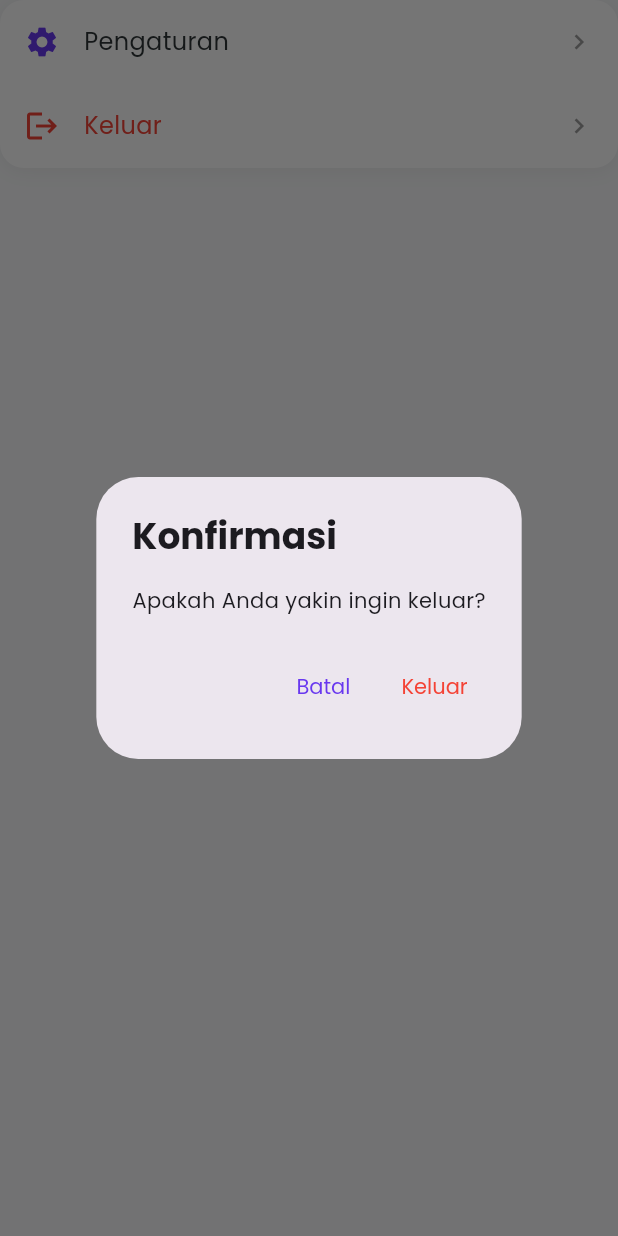
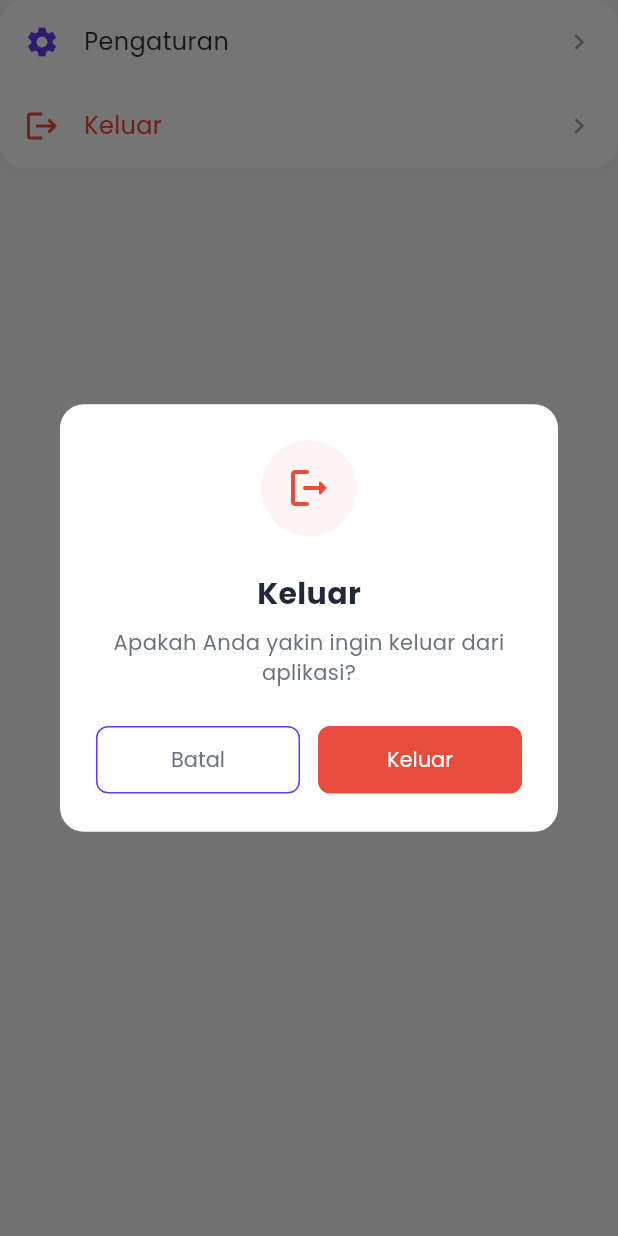
Before and after one commit to Valtern/jawaraMobilePBL, a Flutter app: the AccountCard widget shown alone on an empty page, opened directly, after a tap on "Keluar", on a phone screen of 412 x 824 dp. Run offline on Flutter 3.47's test engine with Material 3 defaults, Android fonts, the phone set to English and light mode, and no system bars; our stand-ins replace camera, fl_chart, image_picker, pdf, printing, shared_preferences; accounts and stored records are empty; network calls fail.

Commit message:
fix : color theme

```diff
--- a/lib/modules/lainnya/widgets/account_card.dart
+++ b/lib/modules/lainnya/widgets/account_card.dart
@@ -1,6 +1,7 @@
 import 'package:flutter/material.dart';
 import 'package:jawarapbl/services/auth_services.dart';
 import 'package:jawarapbl/modules/lainnya/pages/edit_profile_page.dart';
+import 'package:jawarapbl/shared/widgets/logout_confirmation_dialog.dart';
 
 class AccountCard extends StatefulWidget {
   const AccountCard({super.key});
@@ -14,26 +15,7 @@ class _AccountCardState extends State<AccountCard> {
   bool _isLoading = false;
 
   Future<void> _handleLogout() async {
-    final shouldLogout = await showDialog<bool>(
-      context: context,
-      builder: (context) => AlertDialog(
-        title: const Text('Konfirmasi'),
-        content: const Text('Apakah Anda yakin ingin keluar?'),
-        actions: [
-          TextButton(
-            onPressed: () => Navigator.pop(context, false),
-            child: const Text('Batal'),
-          ),
-          TextButton(
-            onPressed: () => Navigator.pop(context, true),
-            child: const Text(
-              'Keluar',
-              style: TextStyle(color: Colors.red),
-            ),
-          ),
-        ],
-      ),
-    );
+    final shouldLogout = await showLogoutConfirmationDialog(context: context);
 
     if (shouldLogout == true) {
       setState(() {
@@ -47,7 +29,8 @@ class _AccountCardState extends State<AccountCard> {
       });
 
       if (success && mounted) {
-        Navigator.of(context).pushNamedAndRemoveUntil('/login', (route) => false);
+        Navigator.of(context)
+            .pushNamedAndRemoveUntil('/login', (route) => false);
       } else {
         ScaffoldMessenger.of(context).showSnackBar(
           const SnackBar(content: Text('Logout gagal. Silakan coba lagi.')),
@@ -81,7 +64,8 @@ class _AccountCardState extends State<AccountCard> {
                 onTap: () {
                   Navigator.push(
                     context,
-                    MaterialPageRoute(builder: (context) => const EditProfilePage()),
+                    MaterialPageRoute(
+                        builder: (context) => const EditProfilePage()),
                   );
                 },
               ),
--- a/lib/modules/pemasukan/pages/pemasukan_lain.dart
+++ b/lib/modules/pemasukan/pages/pemasukan_lain.dart
@@ -168,7 +168,7 @@ class _PemasukanLainListViewState extends State<PemasukanLainListView> {
               title: 'Pemasukan Lain',
               actions: [
                 IconButton(
-                  color: Colors.deepPurple,
+                  color: const Color(0xFF6938EF),
                   icon: const Icon(Icons.filter_list),
                   onPressed: () {
                     showModalBottomSheet(
@@ -320,7 +320,7 @@ class _PemasukanLainListViewState extends State<PemasukanLainListView> {
                       return ListTile(
                         leading: const Icon(
                           Icons.attach_money,
-                          color: Colors.deepPurple,
+                          color: const Color(0xFF6938EF),
                         ),
                         title: Text(name.isEmpty ? '-' : name),
                         subtitle: Text(
@@ -333,7 +333,7 @@ class _PemasukanLainListViewState extends State<PemasukanLainListView> {
                           _formatCurrency(nominal),
                           style: const TextStyle(
                             fontWeight: FontWeight.w600,
-                            color: Colors.deepPurple,
+                            color: const Color(0xFF6938EF),
                           ),
                         ),
                       );
--- a/lib/modules/pemasukan/pages/tagihan.dart
+++ b/lib/modules/pemasukan/pages/tagihan.dart
@@ -324,7 +324,7 @@ class _TagihanListViewState extends State<TagihanListView> {
               title: 'Daftar Tagihan',
               actions: [
                 IconButton(
-                  color: Colors.deepPurple,
+                  color: const Color(0xFF6938EF),
                   icon: const Icon(Icons.filter_list),
                   onPressed: () {
                     showModalBottomSheet(
@@ -572,7 +572,7 @@ class _TagihanListViewState extends State<TagihanListView> {
                                   _formatCurrency(nominal),
                                   style: const TextStyle(
                                     fontWeight: FontWeight.w600,
-                                    color: Colors.deepPurple,
+                                    color: const Color(0xFF6938EF),
                                   ),
                                 ),
                                 const SizedBox(height: 4),
--- a/lib/modules/pengeluaran/pages/daftar.dart
+++ b/lib/modules/pengeluaran/pages/daftar.dart
@@ -118,7 +118,7 @@ class DaftarPengeluaranPageState extends State<DaftarPengeluaranPage> {
                 title: 'Daftar Pengeluaran',
                 actions: [
                   IconButton(
-                    color: Colors.deepPurple,
+                    color: const Color(0xFF6938EF),
                     icon: const Icon(Icons.filter_list),
                     onPressed: _showFilterModal,
                   ),
@@ -227,9 +227,12 @@ class _FilterBottomSheetState extends State<_FilterBottomSheet> {
   @override
   void initState() {
     super.initState();
-    _namaController = TextEditingController(text: widget.initialFilters['nama']);
-    _startDateController = TextEditingController(text: widget.initialFilters['start_date']);
-    _endDateController = TextEditingController(text: widget.initialFilters['end_date']);
+    _namaController =
+        TextEditingController(text: widget.initialFilters['nama']);
+    _startDateController =
+        TextEditingController(text: widget.initialFilters['start_date']);
+    _endDateController =
+        TextEditingController(text: widget.initialFilters['end_date']);
     _selectedKategori = widget.initialFilters['kategori'];
     _caseSensitive = widget.initialFilters['case_sensitive'] == 'true';
   }
--- a/lib/modules/pengeluaran/widgets/widgetTambah.dart
+++ b/lib/modules/pengeluaran/widgets/widgetTambah.dart
@@ -202,7 +202,7 @@ class _TambahPengeluaranFormState extends State<TambahPengeluaranForm> {
                 style: const TextStyle(
                   fontSize: 20,
                   fontWeight: FontWeight.bold,
-                  color: Colors.deepPurple,
+                  color: const Color(0xFF6938EF),
                 ),
               ),
               const SizedBox(height: 24),
--- a/lib/modules/pesan-warga/pages/detail_aspirasi_page.dart
+++ b/lib/modules/pesan-warga/pages/detail_aspirasi_page.dart
@@ -22,9 +22,8 @@ class DetailAspirasiPage extends StatelessWidget {
 
     return Scaffold(
       appBar: AppBar(
-        title: const Text("Detail Aspirasi"),
-        backgroundColor: Colors.deepPurpleAccent
-      ),
+          title: const Text("Detail Aspirasi"),
+          backgroundColor: const Color(0xFF6938EF)),
       body: Padding(
         padding: const EdgeInsets.all(16),
         child: Card(
--- /dev/null
+++ b/lib/shared/widgets/logout_confirmation_dialog.dart
@@ -0,0 +1,140 @@
+import 'package:flutter/material.dart';
+
+class LogoutConfirmationDialog extends StatelessWidget {
+  final VoidCallback onLogout;
+  final VoidCallback onCancel;
+
+  const LogoutConfirmationDialog({
+    super.key,
+    required this.onLogout,
+    required this.onCancel,
+  });
+
+  @override
+  Widget build(BuildContext context) {
+    return Dialog(
+      shape: RoundedRectangleBorder(
+        borderRadius: BorderRadius.circular(16),
+      ),
+      elevation: 8,
+      backgroundColor: Colors.transparent,
+      child: Container(
+        padding: const EdgeInsets.all(24),
+        decoration: BoxDecoration(
+          color: Colors.white,
+          borderRadius: BorderRadius.circular(16),
+        ),
+        child: Column(
+          mainAxisSize: MainAxisSize.min,
+          children: [
+            // Icon container
+            Container(
+              width: 64,
+              height: 64,
+              decoration: BoxDecoration(
+                color: const Color(0xFFFFF4F4),
+                shape: BoxShape.circle,
+              ),
+              child: const Icon(
+                Icons.logout_rounded,
+                size: 32,
+                color: Color(0xFFE74C3C),
+              ),
+            ),
+            const SizedBox(height: 24),
+
+            // Title
+            const Text(
+              'Keluar',
+              style: TextStyle(
+                fontSize: 20,
+                fontWeight: FontWeight.w600,
+                color: Color(0xFF1F2937),
+              ),
+            ),
+            const SizedBox(height: 8),
+
+            // Description
+            const Text(
+              'Apakah Anda yakin ingin keluar dari aplikasi?',
+              textAlign: TextAlign.center,
+              style: TextStyle(
+                fontSize: 14,
+                color: Color(0xFF6B7280),
+              ),
+            ),
+            const SizedBox(height: 24),
+
+            // Buttons
+            Row(
+              children: [
+                // Cancel button
+                Expanded(
+                  child: OutlinedButton(
+                    onPressed: onCancel,
+                    style: OutlinedButton.styleFrom(
+                      padding: const EdgeInsets.symmetric(vertical: 12),
+                      side: const BorderSide(
+                        color: Color(0xFF6938EF),
+                        width: 1,
+                      ),
+                      shape: RoundedRectangleBorder(
+                        borderRadius: BorderRadius.circular(8),
+                      ),
+                    ),
+                    child: const Text(
+                      'Batal',
+                      style: TextStyle(
+                        fontSize: 14,
+                        fontWeight: FontWeight.w500,
+                        color: Color(0xFF6B7280),
+                      ),
+                    ),
+                  ),
+                ),
+                const SizedBox(width: 12),
+
+                // Logout button
+                Expanded(
+                  child: ElevatedButton(
+                    onPressed: onLogout,
+                    style: ElevatedButton.styleFrom(
+                      backgroundColor: const Color(0xFFE74C3C),
+                      padding: const EdgeInsets.symmetric(vertical: 12),
+                      shape: RoundedRectangleBorder(
+                        borderRadius: BorderRadius.circular(8),
+                      ),
+                      elevation: 0,
+                    ),
+                    child: const Text(
+                      'Keluar',
+                      style: TextStyle(
+                        fontSize: 14,
+                        fontWeight: FontWeight.w500,
+                        color: Colors.white,
+                      ),
+                    ),
+                  ),
+                ),
+              ],
+            ),
+          ],
+        ),
+      ),
+    );
+  }
+}
+
+// Helper function to show the dialog
+Future<bool?> showLogoutConfirmationDialog({
+  required BuildContext context,
+}) {
+  return showDialog<bool>(
+    context: context,
+    barrierDismissible: false,
+    builder: (context) => LogoutConfirmationDialog(
+      onLogout: () => Navigator.of(context).pop(true),
+      onCancel: () => Navigator.of(context).pop(false),
+    ),
+  );
+}
```
